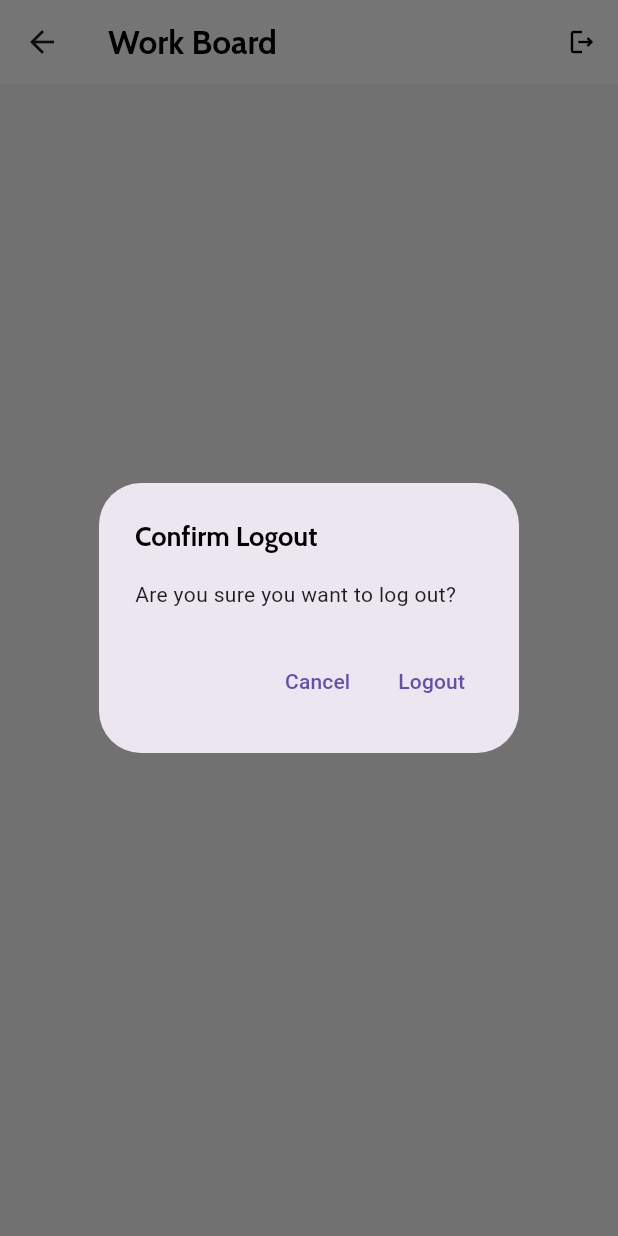
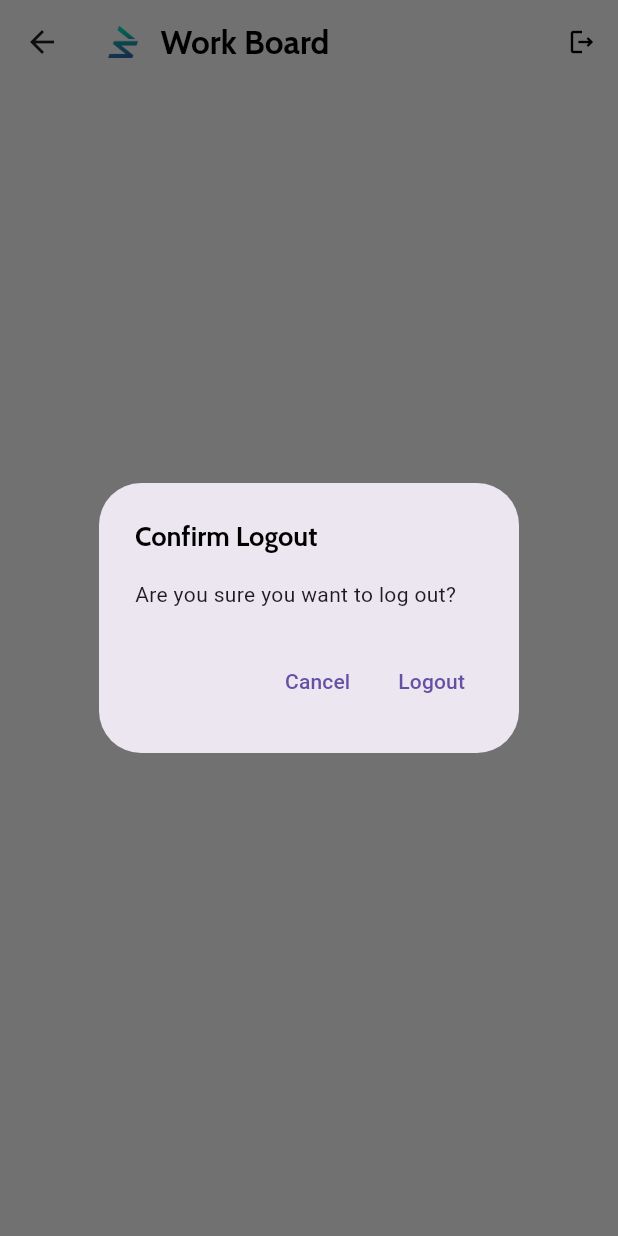
Before and after one commit to nithaparveen/omnisell_worksportal, a Flutter app: the HomeScreen screen opened directly with empty values, after a tap on the "logout" icon, on a phone screen of 412 x 824 dp. Run offline on Flutter 3.47's test engine with Material 3 defaults, Android fonts, the phone set to English and light mode, and no system bars; our stand-ins replace google_fonts, persistent_bottom_nav_bar, shared_preferences; accounts and stored records are empty.

Commit message:
ui minor changes

```diff
--- a/lib/presentation/home_screen/view/home_screen.dart
+++ b/lib/presentation/home_screen/view/home_screen.dart
@@ -1,5 +1,8 @@
+import 'dart:developer';
+
 import 'package:flutter/material.dart';
 import 'package:intl/intl.dart';
+import 'package:omnisell_worksportal/core/constants/colors.dart';
 import 'package:omnisell_worksportal/presentation/home_screen/view/widgets/task_detail_bottom_sheet.dart';
 import 'package:provider/provider.dart';
 import 'package:shared_preferences/shared_preferences.dart';
@@ -55,8 +58,35 @@ class _HomeScreenState extends State<HomeScreen> {
 
     return Scaffold(
       backgroundColor: const Color(0xffF6F6F6),
-      appBar: GLAppBar(
-        title: "Work Board",
+      appBar: AppBar(
+        backgroundColor: Colors.white,
+        title: Row(
+          children: [
+            SizedBox(
+                height: 30,
+                width: 20,
+                child: Image.asset("assets/logo-sw.png")),
+            const SizedBox(
+              width: 15,
+            ),
+            Text("Work Board", style: GLTextStyles.cabinStyle(size: 22)),
+          ],
+        ),
+//         Row(
+//   children: [
+//     SizedBox(
+//       height: MediaQuery.of(context).size.height * 0.05, // Adjust height as a percentage of screen height
+//       width: MediaQuery.of(context).size.width * 0.1,  // Adjust width as a percentage of screen width
+//       child: Image.asset("assets/logo-sw.png"),
+//     ),
+//     const SizedBox(width: 15,),
+//     Text(
+//       "Work Board",
+//       style: GLTextStyles.cabinStyle(size: MediaQuery.of(context).size.width * 0.05), // Adjust text size
+//     ),
+//   ],
+// ),
+
         actions: [
           IconButton(
             icon: const Icon(
@@ -67,6 +97,7 @@ class _HomeScreenState extends State<HomeScreen> {
             onPressed: showLogoutConfirmation,
           ),
         ],
+        forceMaterialTransparency: true,
       ),
       body: Consumer<HomeController>(builder: (context, controller, _) {
         var filteredTasks = controller.taskModel.data?.data?.where((task) {
@@ -85,7 +116,12 @@ class _HomeScreenState extends State<HomeScreen> {
         }
 
         if (filteredTasks.isEmpty) {
-          return const Center(child: Text("No tasks available"));
+          return Center(
+              child: Text(
+            "No tasks available",
+            style: GLTextStyles.cabinStyle(
+                size: 16, weight: FontWeight.w400, color: Colors.grey),
+          ));
         }
         return Padding(
           padding: const EdgeInsets.symmetric(horizontal: 10.0),
@@ -108,7 +144,8 @@ class _HomeScreenState extends State<HomeScreen> {
                     onTap: () =>
                         showTaskDetailBottomSheet(context, task, currentColor),
                     child: Card(
-                      surfaceTintColor: const Color(0xFFFFFFFF),
+                      // surfaceTintColor: Colors.white,
+                      color: ColorTheme.white,
                       elevation: 1,
                       child: Padding(
                         padding: const EdgeInsets.all(20),
@@ -267,7 +304,7 @@ class _HomeScreenState extends State<HomeScreen> {
                   context, widget.statusFilter ?? '');
               setState(() {});
             } catch (e) {
-              print('Error changing status: $e');
+              log("Error changing status: $e");
             }
             Navigator.pop(context);
             setState(() {});
@@ -359,7 +396,7 @@ class _HomeScreenState extends State<HomeScreen> {
           context, widget.statusFilter ?? '');
       setState(() {});
     } catch (e) {
-      print('Error changing status: $e');
+      log('Error changing status: $e');
     }
   }
 }
--- a/pubspec.yaml
+++ b/pubspec.yaml
@@ -67,6 +67,7 @@ flutter:
 
   # To add assets to your application, add an assets section, like this:
   assets:
+    - assets/
     - assets/icons/
   #   - images/a_dot_burr.jpeg
   #   - images/a_dot_ham.jpeg
```
Also changed, not shown: lib/presentation/home_screen/controller/home_controller.dart (+8 -8 lines), assets/logo-sw.png (added).
